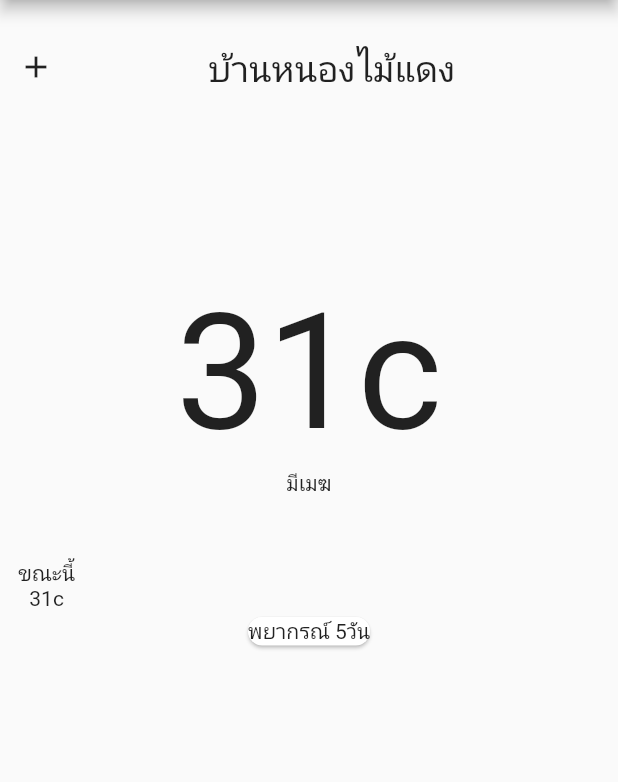
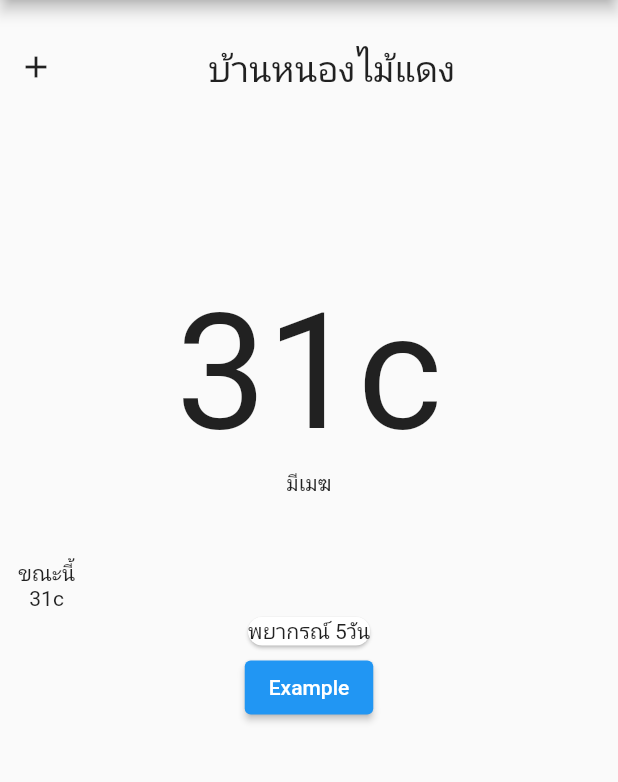
Before and after one commit to boss29024/flutter_app_weather, a Flutter app: the screen it shows after launch, on a phone screen of 412 x 824 dp, the part 84-866 px from its top. Run offline on Flutter 3.47's test engine with Material 2 defaults, Android fonts, the phone set to English and light mode, and no system bars.

Commit message:
ElevatedButton

```diff
--- a/lib/page/HomePage.dart
+++ b/lib/page/HomePage.dart
@@ -68,7 +68,8 @@ class _HomePageState extends State<HomePage> {
                   child: Column(
                 children: [Text('พยากรณ์ 5วัน')],
               )),
-            )
+            ),
+            ElevatedButton(onPressed: () {}, child: Text('Example'))
           ],
         ),
       ),
```
